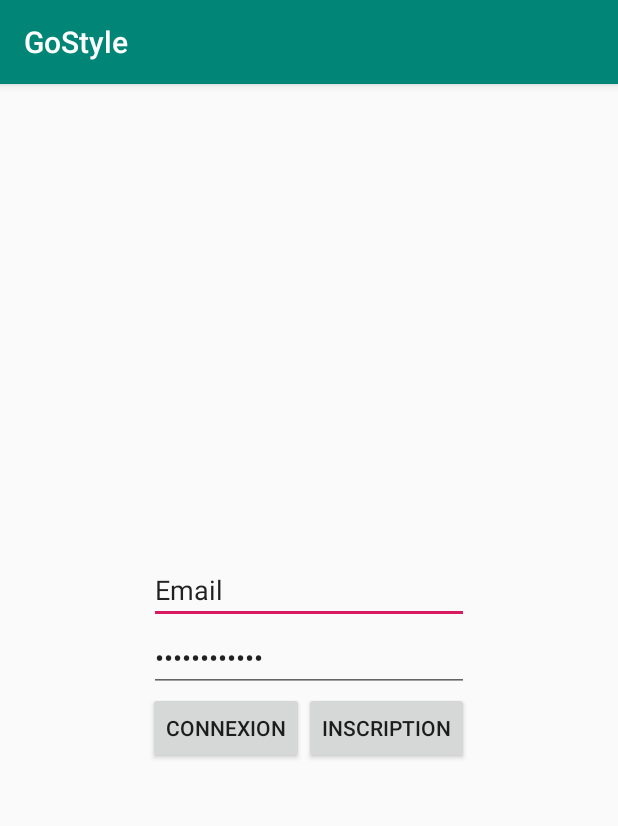
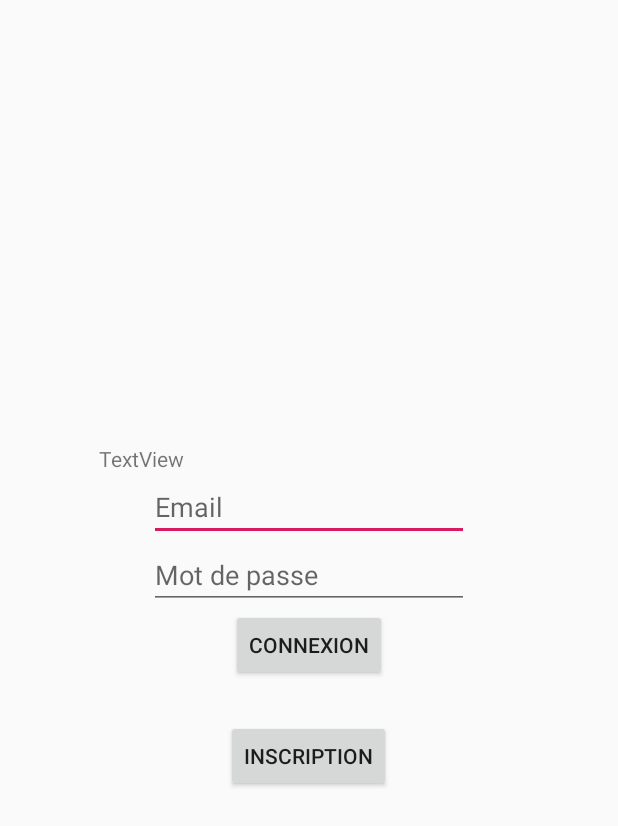
Before and after one commit to Malzik/GoStyle-Frontend, an Android app: the screen it shows after launch (MainActivity before the commit, LoginActivity after it), on a phone screen of 412 x 824 dp. Shown: the top 826 px of the screen. Run offline under Robolectric (Android 15) with nearby library versions, the phone set to English and light mode, and no system bars.

Commit message:
Mise en place du login

```diff
--- a/app/src/main/AndroidManifest.xml
+++ b/app/src/main/AndroidManifest.xml
@@ -2,21 +2,23 @@
 <manifest xmlns:android="http://schemas.android.com/apk/res/android"
     package="fr.epsi.goStyle">
 
+    <uses-permission android:name="android.permission.INTERNET" />
     <application
         android:allowBackup="true"
         android:icon="@mipmap/ic_launcher"
         android:label="@string/app_name"
         android:roundIcon="@mipmap/ic_launcher_round"
+        android:usesCleartextTraffic="true"
         android:supportsRtl="true"
         android:theme="@style/AppTheme">
-        <activity android:name=".MainActivity">
+        <activity android:name=".LoginActivity">
             <intent-filter>
                 <action android:name="android.intent.action.MAIN" />
 
                 <category android:name="android.intent.category.LAUNCHER" />
             </intent-filter>
         </activity>
-
+        <activity android:name=".RegisterActivity" />
     </application>
 
 </manifest>
--- /dev/null
+++ b/app/src/main/assets/app.properties
@@ -0,0 +1,2 @@
+# API Config
+base_url=http://127.0.0.1:8000/api/
--- /dev/null
+++ b/app/src/main/java/fr/epsi/goStyle/LoginActivity.java
@@ -0,0 +1,78 @@
+package fr.epsi.goStyle;
+
+import android.os.Bundle;
+import android.view.View;
+import android.widget.Button;
+import android.widget.EditText;
+import android.widget.TextView;
+
+import org.json.JSONException;
+import org.json.JSONObject;
+
+import java.net.MalformedURLException;
+import java.sql.SQLException;
+import java.util.HashMap;
+import java.util.Map;
+
+import androidx.appcompat.app.AppCompatActivity;
+
+public class LoginActivity extends AppCompatActivity {
+
+    public static String token;
+    private TextView tokenView;
+
+    @Override
+    protected void onCreate(Bundle savedInstanceState) {
+        super.onCreate(savedInstanceState);
+        setContentView(R.layout.activity_login);
+
+        final EditText emailInput = findViewById(R.id.email_input);
+        final EditText passwordInput = findViewById(R.id.password_input);
+        final Button loginButton = findViewById(R.id.connexion_button);
+        final Button registerButton = findViewById(R.id.inscription_button);
+        this.tokenView = findViewById(R.id.token_text);
+
+        loginButton.setOnClickListener(new View.OnClickListener() {
+            @Override
+            public void onClick(View v) {
+                String email = emailInput.getText().toString();
+                String password = passwordInput.getText().toString();
+
+                try {
+                    LoginActivity.this.tokenView.setText("heyyy");
+                    LoginActivity.this.login(email, password);
+                }
+                catch (SQLException e) {
+                    e.printStackTrace();
+                }
+                catch (MalformedURLException e) {
+                    e.printStackTrace();
+                }
+            }
+        });
+    }
+
+    protected void login(String email, String password) throws SQLException, MalformedURLException {
+        String url = "http://10.0.2.2:8000/api/login";
+        Map<String, String> loginValue = new HashMap<>();
+        loginValue.put("email", email);
+        loginValue.put("password", password);
+        new HttpAsyTask(url, "POST", loginValue, null, new HttpAsyTask.HttpAsyTaskListener() {
+            @Override
+            public void webServiceDone(String result) {
+                try {
+                    JSONObject token = new JSONObject(result);
+                    LoginActivity.this.token = token.get("token").toString();
+                } catch (JSONException e) {
+                    e.printStackTrace();
+                }
+            }
+
+            @Override
+            public void webServiceError(Exception e) {
+                // Gestion erreurs
+            }
+        }).execute();
+    }
+
+}
--- a/app/src/main/java/fr/epsi/goStyle/MainActivity.java
+++ /dev/null
@@ -1,14 +0,0 @@
-package fr.epsi.goStyle;
-
-import androidx.appcompat.app.AppCompatActivity;
-
-import android.os.Bundle;
-
-public class MainActivity extends AppCompatActivity {
-
-    @Override
-    protected void onCreate(Bundle savedInstanceState) {
-        super.onCreate(savedInstanceState);
-        setContentView(R.layout.activity_main);
-    }
-}
--- a/app/src/main/java/fr/epsi/goStyle/AccueilActivity.java
+++ b/app/src/main/java/fr/epsi/goStyle/RegisterActivity.java
@@ -4,12 +4,11 @@ import android.os.Bundle;
 
 import androidx.appcompat.app.AppCompatActivity;
 
-public class AccueilActivity extends AppCompatActivity {
+public class RegisterActivity extends AppCompatActivity {
 
     @Override
     protected void onCreate(Bundle savedInstanceState) {
         super.onCreate(savedInstanceState);
-        setContentView(R.layout.activity_accueil
-        );
+        setContentView(R.layout.activity_accueil);
     }
 }
--- a/app/src/main/res/layout/activity_main.xml
+++ b/app/src/main/res/layout/activity_login.xml
@@ -4,8 +4,7 @@
     xmlns:tools="http://schemas.android.com/tools"
     android:layout_width="match_parent"
     android:layout_height="match_parent"
-    android:orientation="horizontal"
-    tools:context=".MainActivity">
+    android:orientation="horizontal">
 
     <ScrollView
         android:layout_width="match_parent"
@@ -17,6 +16,13 @@
             android:layout_gravity="center"
             android:gravity="center"
             android:orientation="vertical">
+
+            <TextView
+                android:id="@+id/token_text"
+                android:layout_width="match_parent"
+                android:layout_height="wrap_content"
+                android:layout_weight="1"
+                android:text="TextView" />
 
             <ImageView
                 android:id="@+id/logo"
@@ -33,7 +39,7 @@
                 android:layout_weight="1"
                 android:ems="10"
                 android:inputType="textEmailAddress"
-                android:text="Email" />
+                android:hint="Email" />
 
             <EditText
                 android:id="@+id/password_input"
@@ -42,7 +48,7 @@
                 android:layout_weight="1"
                 android:ems="10"
                 android:inputType="textPassword"
-                android:text="Mot de passe" />
+                android:hint="Mot de passe" />
 
             <LinearLayout
                 android:layout_width="wrap_content"
@@ -57,13 +63,15 @@
                     android:layout_weight="1"
                     android:text="Connexion" />
 
-                <Button
-                    android:id="@+id/inscription_button"
-                    android:layout_width="wrap_content"
-                    android:layout_height="wrap_content"
-                    android:layout_weight="1"
-                    android:text="Inscription" />
             </LinearLayout>
+
+            <Button
+                android:id="@+id/inscription_button"
+                android:layout_width="wrap_content"
+                android:layout_height="wrap_content"
+                android:layout_marginTop="26dp"
+                android:layout_weight="1"
+                android:text="Inscription" />
 
 
         </LinearLayout>
--- /dev/null
+++ b/app/src/main/res/layout/activity_register.xml
@@ -0,0 +1,6 @@
+<?xml version="1.0" encoding="utf-8"?>
+<LinearLayout xmlns:android="http://schemas.android.com/apk/res/android"
+    android:orientation="vertical" android:layout_width="match_parent"
+    android:layout_height="match_parent">
+
+</LinearLayout>
--- a/app/src/main/res/values/styles.xml
+++ b/app/src/main/res/values/styles.xml
@@ -1,7 +1,7 @@
 <resources>
 
     <!-- Base application theme. -->
-    <style name="AppTheme" parent="Theme.AppCompat.Light.DarkActionBar">
+    <style name="AppTheme" parent="Theme.AppCompat.Light.NoActionBar">
         <!-- Customize your theme here. -->
         <item name="colorPrimary">@color/colorPrimary</item>
         <item name="colorPrimaryDark">@color/colorPrimaryDark</item>
```
Also changed, not shown: app/src/main/java/fr/epsi/goStyle/HttpAsyTask.java (added, +120 -0 lines), app/src/main/java/fr/epsi/goStyle/PropertyUtil.java (added, +20 -0 lines), app/src/main/java/fr/epsi/goStyle/model/User.java (added, +32 -0 lines), app/src/main/res/layout/activity_accueil.xml (+5 -5 lines), app/src/main/res/layout/activity_profil.xml (added, +41 -0 lines), app/src/main/res/layout/coupon_detail_activity.xml (added, +36 -0 lines).
